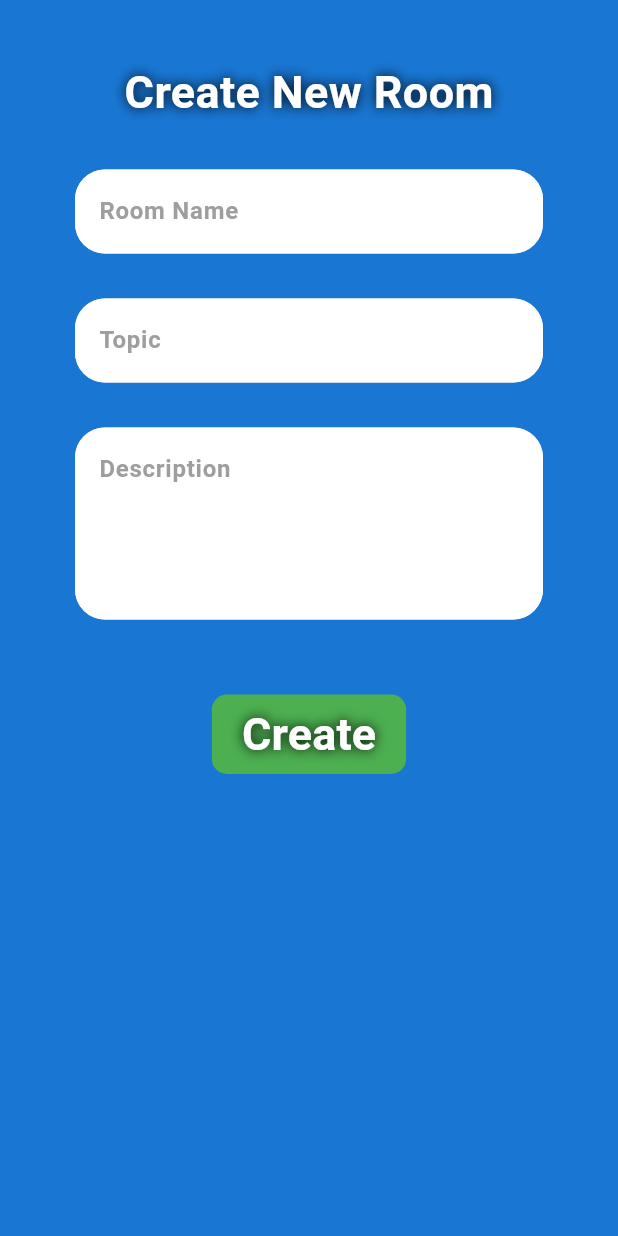
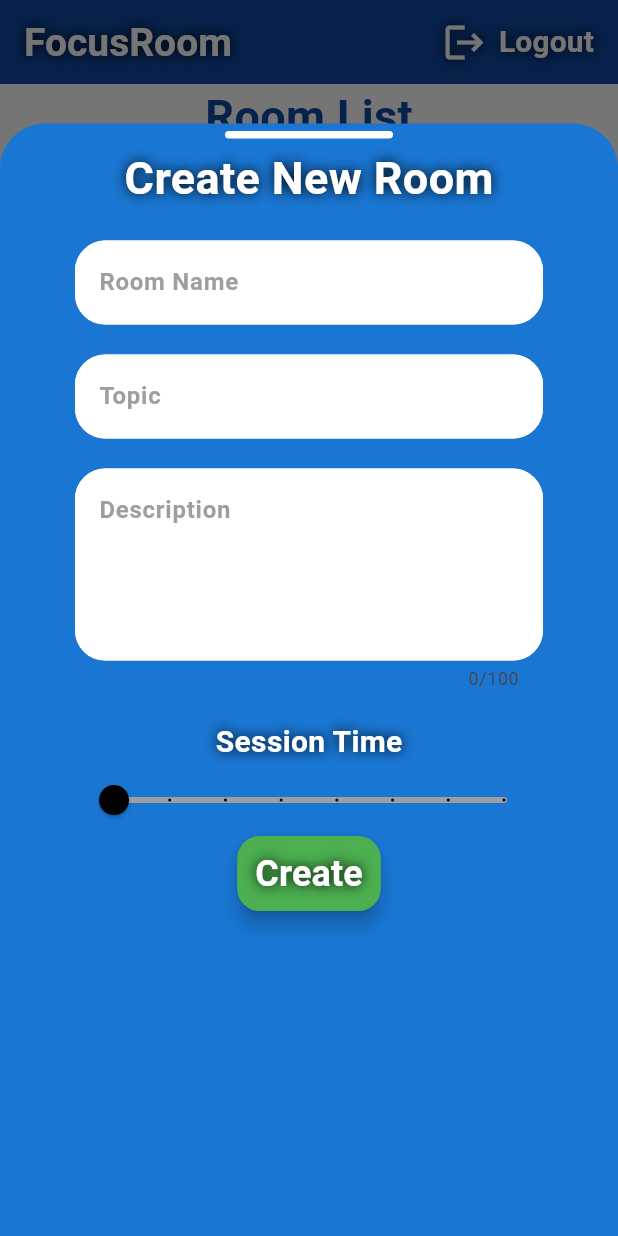
Before and after one commit to akash0thapa/focus_room, a Flutter app: the screen it shows once a user with an empty profile is signed in, after a tap on the "add" icon, on a phone screen of 412 x 824 dp. Run offline on Flutter 3.47's test engine with Material 3 defaults, Android fonts, the phone set to English and light mode, and no system bars; our stand-ins replace cloud_firestore, firebase_auth, firebase_core, flutter_spinkit; accounts and stored records are empty.

Commit message:
memberCount logic implemented

```diff
--- a/lib/models/room_model.dart
+++ b/lib/models/room_model.dart
@@ -3,15 +3,15 @@ class RoomModel {
   final String name;
   final String topic;
   final String description;
-  // final int memberCount;
-  // final DateTime timerEnd;
+  final int memberCount;
+  // final DateTime endTime;
 
   RoomModel({
     required this.id,
     required this.name,
     required this.topic,
     required this.description,
-    // required this.memberCount,
-    // required this.timerEnd,
+    required this.memberCount,
+    // required this.endTime,
   });
 }
--- a/lib/screens/create_room.dart
+++ b/lib/screens/create_room.dart
@@ -16,33 +16,33 @@ class _CreateRoomState extends State<CreateRoom> {
   String name='';
   String topic='';
   String description='';
+  double timerValue=15;
+  int memberCount=0;
+  // late DateTime endTime;
   @override
   Widget build(BuildContext context) {
-    return GestureDetector(
-      onTap: () {
-        FocusScope.of(context).unfocus();
-      },
-      child: Scaffold(
-        extendBody: true,
-        backgroundColor: Colors.blue[700],
-        // appBar: AppBar(
-        //   title: Text('Create New Room',
-        //   style: textDesign.copyWith(fontSize: 24,),),
-        //   centerTitle: true,
-        //   backgroundColor: Colors.blue[900],
-        // ),
-        body: SingleChildScrollView(
+    return  Scaffold(
+      backgroundColor: Colors.transparent,
+      body:  SingleChildScrollView(
           child: Container(
-            padding: EdgeInsets.symmetric(vertical: 10,horizontal: 50),
+            padding: EdgeInsets.symmetric(vertical: 0,horizontal: 50),
             child: Form(
               key: _formKey,
               child: Column(
                 children: [
-                  SizedBox(height: 30,),
+                  Container(
+                    height: 5,
+                    margin:EdgeInsets.fromLTRB(100, 5, 100, 5) ,
+                      decoration: BoxDecoration(
+                        color: Colors.white,
+                        borderRadius: BorderRadius.circular(50)
+
+                      ),
+                  ),
                     Text('Create New Room',
                     style: textDesign.copyWith(fontSize: 30,),
                     ),
-                  SizedBox(height: 30,),
+                  SizedBox(height: 20,),
                   TextFormField(
                     decoration: textInputDecoration.copyWith(
                       hintText: 'Room Name',
@@ -51,16 +51,30 @@ class _CreateRoomState extends State<CreateRoom> {
                          color: Colors.grey[500]
                       )
                     ),
-                    validator:(value) => value!.isEmpty?"Enter the Room Name!":null,
+                    validator: (value) {
+                      if(value!.isEmpty){
+                        return 'Enter Room Name';
+                      }
+                      else if(value.length>20){
+                        return 'Name should be 20 characters only';
+                      }
+                      else {
+                        return null;
+                      }
+                    },
                     onChanged: (value) {
-                      name=value;
+                      setState(() {
+                        name=value.toString();
+                      });
                     },
                   ),
-                  SizedBox(height: 30,),
+                  SizedBox(height: 20,),
                   TextFormField(
                     validator: (value) => value!.isEmpty?'Enter the Topic!':null,
                     onChanged:(value) {
-                      topic=value;
+                      setState(() {
+                        topic=value.toString();
+                      });
                     },
                     decoration: textInputDecoration.copyWith(
                       hintText: 'Topic',
@@ -70,12 +84,14 @@ class _CreateRoomState extends State<CreateRoom> {
                       )
                     ),
                   ),
-                  SizedBox(height: 30,),
+                  SizedBox(height: 20,),
                   SizedBox(
                     child: TextFormField(
                       validator: (value) => value!.isEmpty?'Enter the Description!':null,
                       onChanged:(value) {
-                      description=value;
+                        setState(() {
+                          description=value.toString();
+                        });
                     },
                       decoration: textInputDecoration.copyWith(
                         hintText: 'Description',
@@ -84,43 +100,65 @@ class _CreateRoomState extends State<CreateRoom> {
                           color: Colors.grey
                         )
                       ),
-                      keyboardType: TextInputType.multiline,
-                      maxLines: 10,
+                      maxLines: 4,
                       minLines: 4,
-                      textAlignVertical: TextAlignVertical.top,
+                      maxLength: 100,
                     ),
                   ),
-                  SizedBox(height: 50,),
+                  SizedBox(height: 20,),
+                  Text('Session Time',style: textDesign.copyWith(
+                    fontSize: 20
+                  ),),
+                  Slider(
+                    value: timerValue,
+                    onChanged: (value){
+                      setState(() {
+                        timerValue=value;
+                        // endTime=Duration(minutes: timerValue.toInt()).
+                        // DateTime.now().add(Duration(minutes: timerValue.toInt()));
+                      });
+                    },
+                    divisions: 7,
+                    min: 15,
+                    max: 120,
+                    label: '${timerValue.toInt()}min',
+
+                    activeColor: Colors.black,
+                    inactiveColor: Colors.grey,
+                    ),
                   TextButton(
                   style: TextButton.styleFrom(
-                    padding: EdgeInsets.symmetric(horizontal: 20,vertical: 5),
                     backgroundColor: Colors.green,
-                    shape: RoundedRectangleBorder(
-                      borderRadius: BorderRadiusGeometry.circular(10)
+                    elevation: 5,
+                    shadowColor: Colors.black,
+                    shape:RoundedRectangleBorder(
+                      borderRadius: BorderRadius.circular(15),
                     )
                   ),
                    onPressed: ()async{
                      if(_formKey.currentState!.validate()){
                         Navigator.pop(context);
                      //to create a room in firebase collection.
-                    await DatabaseService(uid: 'uid').createRoom('id','name', 'topic', 'description');
+                     await DatabaseService().createRoom(name,topic,description,memberCount);
                      // print(room)
                      }
 
                    },
                    child:Text('Create',
                    style: textDesign.copyWith(
-                    fontSize: 30,
+                     fontSize: 24,
                    ),
                    ),
                     ),
+
                 ],
               ),
 
             ),
           ),
         ),
-      ),
     );
+
+
   }
 }
--- a/lib/screens/home.dart
+++ b/lib/screens/home.dart
@@ -20,7 +20,7 @@ class _HomeState extends State<Home> {
   Widget build(BuildContext context) {
     //scaffold is wrapped inside the roomlist stream created
     return StreamProvider<List<RoomModel>>.value(
-      value: DatabaseService(uid: '').roomList,
+      value: DatabaseService().roomList,
       initialData: [],
       child: Scaffold(
         extendBody: true,
@@ -37,7 +37,7 @@ class _HomeState extends State<Home> {
                 showLogOutDialogBox();
               },
               label: Text('Logout',style: textDesign.copyWith(fontSize: 20),),
-              icon: Icon(Icons.person,
+              icon: Icon(Icons.logout,
               size: 30,
               color: Colors.white,
               shadows: [
@@ -95,24 +95,7 @@ class _HomeState extends State<Home> {
               child: RoomList()),
           ],
         ),
-      // ScrollConfiguration(
-      //   behavior: ScrollConfiguration.of(context).copyWith(
-      //   overscroll: false),
-      //    child: ListView.builder(
-      //     itemCount: 10,
-      //     itemBuilder:(context, index) {
-      //       return Padding(
-      //         padding: EdgeInsetsGeometry.symmetric(horizontal: 10,vertical: 10),
-      //         child: ListTile(
-      //           leading: CircleAvatar(),
-      //           title: Text('Title'),
-      //           subtitle: Text('subtitle'),
-      //           tileColor: Colors.blue,
-      //         ),
-      //       );
-      //     },
-      //     ),
-      //  ),
+
         //bottom navigation bar
         floatingActionButtonLocation: FloatingActionButtonLocation.centerDocked,
         bottomNavigationBar: BottomAppBar(
@@ -121,8 +104,6 @@ class _HomeState extends State<Home> {
           notchMargin:3,
           height: 60,
         ),
-
-
       ),
     );
   }
@@ -173,12 +154,27 @@ class _HomeState extends State<Home> {
   }
 
   void _showCreateRoomPanel() {
-    showModalBottomSheet(
-      isScrollControlled: true,
-      context: context,
-      builder: (context){
-        return CreateRoom();
-      }
+  showModalBottomSheet(
+    context: context,
+    isScrollControlled: true, // important to allow full height
+    backgroundColor: Colors.transparent, // important for rounded corners
+    builder: (context) {
+      return Container(
+        height: MediaQuery.of(context).size.height*0.9,
+        decoration: BoxDecoration(
+          color: Colors.blue[700],
+          borderRadius: BorderRadius.only(
+            topLeft: Radius.circular(30),
+            topRight: Radius.circular(30)
+          )
+        ),
+        child: Column(
+          children: [
+            Expanded(child: CreateRoom())
+          ],
+        )
       );
+    }
+  );
   }
 }
```
Also changed, not shown: lib/screens/show_room_details.dart (added, +231 -0 lines), lib/services/database.dart (+33 -8 lines), lib/widgets/room_tile.dart (+9 -6 lines), lib/widgets/timer.dart (added, +15 -0 lines). Lines whose indentation alone changed are shown as unchanged.
